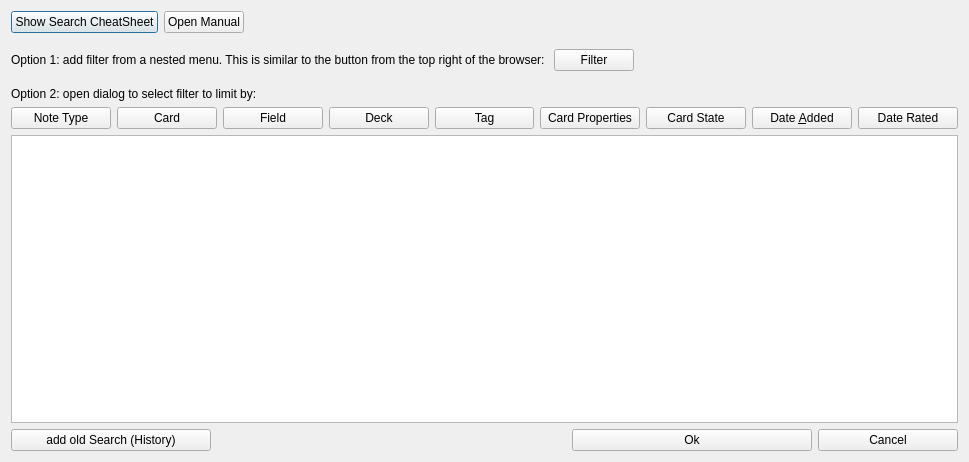
ijgnd/anki__BetterSearch, file designer/search_box.ui: the form before one commit.
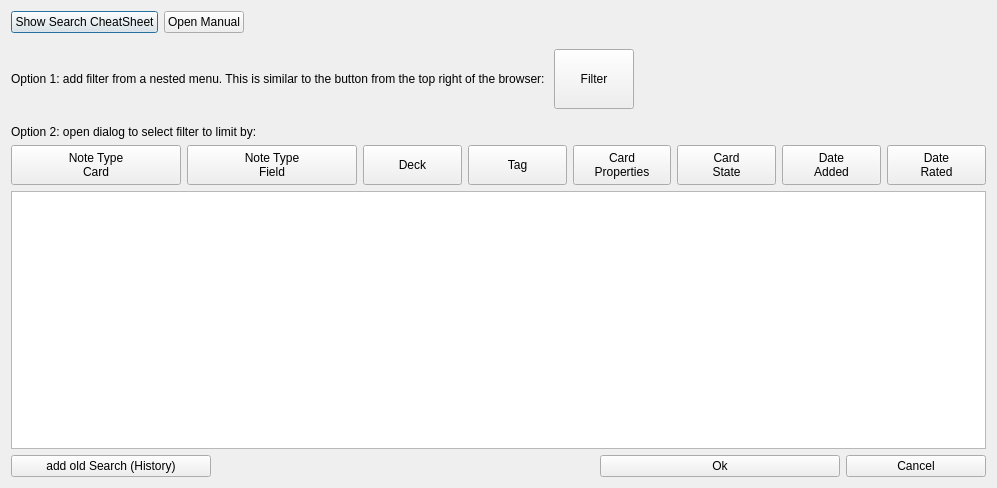
The form after the commit.

Commit message: note/card note/field buttons in multi_line, misc

Patch:
```diff
--- a/designer/search_box.ui
+++ b/designer/search_box.ui
@@ -6,8 +6,8 @@
    <rect>
     <x>0</x>
     <y>0</y>
-    <width>969</width>
-    <height>462</height>
+    <width>997</width>
+    <height>488</height>
    </rect>
   </property>
   <property name="windowTitle">
@@ -74,6 +74,24 @@
        </item>
        <item>
         <widget class="QPushButton" name="pb_filter">
+         <property name="sizePolicy">
+          <sizepolicy hsizetype="Minimum" vsizetype="Fixed">
+           <horstretch>0</horstretch>
+           <verstretch>0</verstretch>
+          </sizepolicy>
+         </property>
+         <property name="minimumSize">
+          <size>
+           <width>0</width>
+           <height>60</height>
+          </size>
+         </property>
+         <property name="maximumSize">
+          <size>
+           <width>16777215</width>
+           <height>60</height>
+          </size>
+         </property>
          <property name="text">
           <string>Filter</string>
          </property>
@@ -120,28 +138,71 @@
      <item>
       <layout class="QHBoxLayout" name="horizontalLayout_3">
        <item>
-        <widget class="QPushButton" name="pb_note_type">
-         <property name="text">
-          <string>Note Type</string>
+        <widget class="QPushButton" name="pb_nc">
+         <property name="sizePolicy">
+          <sizepolicy hsizetype="Minimum" vsizetype="Fixed">
+           <horstretch>0</horstretch>
+           <verstretch>0</verstretch>
+          </sizepolicy>
          </property>
-        </widget>
-       </item>
-       <item>
-        <widget class="QPushButton" name="pb_card">
+         <property name="minimumSize">
+          <size>
+           <width>170</width>
+           <height>40</height>
+          </size>
+         </property>
+         <property name="maximumSize">
+          <size>
+           <width>16777215</width>
+           <height>60</height>
+          </size>
+         </property>
          <property name="text">
-          <string>Card</string>
+          <string>Note Type
+Card</string>
          </property>
         </widget>
        </item>
        <item>
-        <widget class="QPushButton" name="pb_field">
+        <widget class="QPushButton" name="pb_nf">
+         <property name="sizePolicy">
+          <sizepolicy hsizetype="Minimum" vsizetype="Preferred">
+           <horstretch>0</horstretch>
+           <verstretch>0</verstretch>
+          </sizepolicy>
+         </property>
+         <property name="minimumSize">
+          <size>
+           <width>170</width>
+           <height>0</height>
+          </size>
+         </property>
          <property name="text">
-          <string>Field</string>
+          <string>Note Type
+Field</string>
          </property>
         </widget>
        </item>
        <item>
         <widget class="QPushButton" name="pb_deck">
+         <property name="sizePolicy">
+          <sizepolicy hsizetype="Minimum" vsizetype="Preferred">
+           <horstretch>0</horstretch>
+           <verstretch>0</verstretch>
+          </sizepolicy>
+         </property>
+         <property name="minimumSize">
+          <size>
+           <width>0</width>
+           <height>0</height>
+          </size>
+         </property>
+         <property name="maximumSize">
+          <size>
+           <width>16777215</width>
+           <height>16777215</height>
+          </size>
+         </property>
          <property name="text">
           <string>Deck</string>
          </property>
@@ -149,6 +210,18 @@
        </item>
        <item>
         <widget class="QPushButton" name="pb_tag">
+         <property name="sizePolicy">
+          <sizepolicy hsizetype="Minimum" vsizetype="Preferred">
+           <horstretch>0</horstretch>
+           <verstretch>0</verstretch>
+          </sizepolicy>
+         </property>
+         <property name="maximumSize">
+          <size>
+           <width>16777215</width>
+           <height>16777215</height>
+          </size>
+         </property>
          <property name="text">
           <string>Tag</string>
          </property>
@@ -156,29 +229,57 @@
        </item>
        <item>
         <widget class="QPushButton" name="pb_card_props">
+         <property name="sizePolicy">
+          <sizepolicy hsizetype="Minimum" vsizetype="Preferred">
+           <horstretch>0</horstretch>
+           <verstretch>0</verstretch>
+          </sizepolicy>
+         </property>
          <property name="text">
-          <string>Card Properties</string>
+          <string>Card
+Properties</string>
          </property>
         </widget>
        </item>
        <item>
         <widget class="QPushButton" name="pb_card_state">
+         <property name="sizePolicy">
+          <sizepolicy hsizetype="Minimum" vsizetype="Preferred">
+           <horstretch>0</horstretch>
+           <verstretch>0</verstretch>
+          </sizepolicy>
+         </property>
          <property name="text">
-          <string>Card State</string>
+          <string>Card
+State</string>
          </property>
         </widget>
        </item>
        <item>
         <widget class="QPushButton" name="pb_date_added">
+         <property name="sizePolicy">
+          <sizepolicy hsizetype="Minimum" vsizetype="Preferred">
+           <horstretch>0</horstretch>
+           <verstretch>0</verstretch>
+          </sizepolicy>
+         </property>
          <property name="text">
-          <string>Date &amp;Added</string>
+          <string>Date
+Added</string>
          </property>
         </widget>
        </item>
        <item>
         <widget class="QPushButton" name="pb_date_rated">
+         <property name="sizePolicy">
+          <sizepolicy hsizetype="Minimum" vsizetype="Preferred">
+           <horstretch>0</horstretch>
+           <verstretch>0</verstretch>
+          </sizepolicy>
+         </property>
          <property name="text">
-          <string>Date Rated</string>
+          <string>Date
+Rated</string>
          </property>
         </widget>
        </item>
```
Left out of the diff: 2 changed lines with no effect on the pictures. The commit also changes 5 other files.
